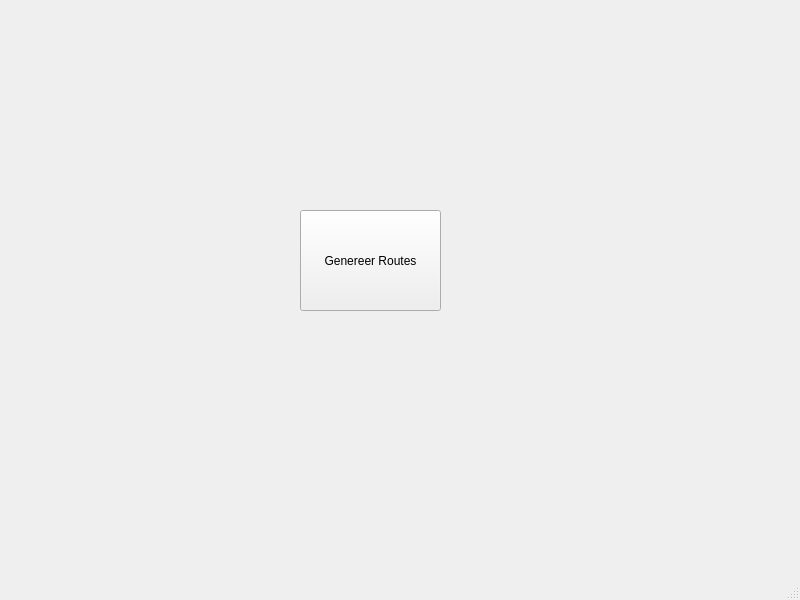
First picture: the form in RoutesGenereren/mainwindow.ui, repository TotallyOriginalUsername/startweek, before the edit.
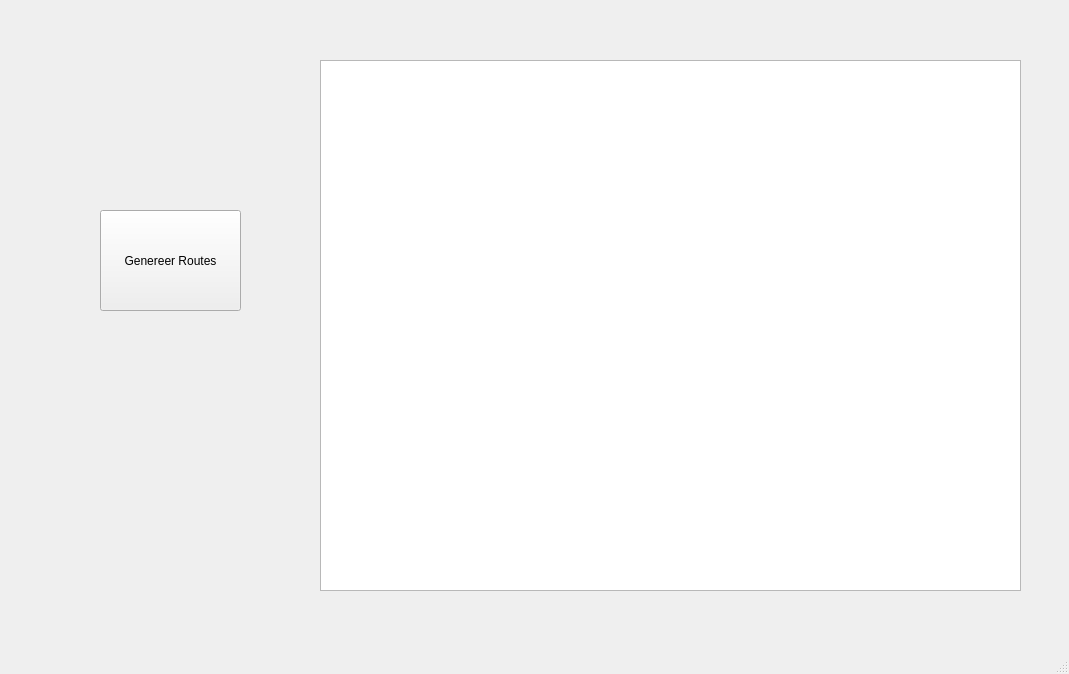
Second picture: the form after the edit.

What changed in the file:
```diff
--- a/RoutesGenereren/mainwindow.ui
+++ b/RoutesGenereren/mainwindow.ui
@@ -6,8 +6,8 @@
    <rect>
     <x>0</x>
     <y>0</y>
-    <width>800</width>
-    <height>600</height>
+    <width>1069</width>
+    <height>674</height>
    </rect>
   </property>
   <property name="windowTitle">
@@ -17,7 +17,7 @@
    <widget class="QPushButton" name="pushButton">
     <property name="geometry">
      <rect>
-      <x>300</x>
+      <x>100</x>
       <y>210</y>
       <width>141</width>
       <height>101</height>
@@ -30,8 +30,8 @@
    <widget class="QLabel" name="statusLabel">
     <property name="geometry">
      <rect>
-      <x>310</x>
-      <y>350</y>
+      <x>110</x>
+      <y>340</y>
       <width>161</width>
       <height>20</height>
      </rect>
@@ -40,6 +40,16 @@
      <string/>
     </property>
    </widget>
+   <widget class="QGraphicsView" name="graphicsView">
+    <property name="geometry">
+     <rect>
+      <x>320</x>
+      <y>60</y>
+      <width>701</width>
+      <height>531</height>
+     </rect>
+    </property>
+   </widget>
   </widget>
   <widget class="QMenuBar" name="menubar">
    <property name="geometry">
```
Left out of the diff: 2 changed lines with no effect on the pictures.
